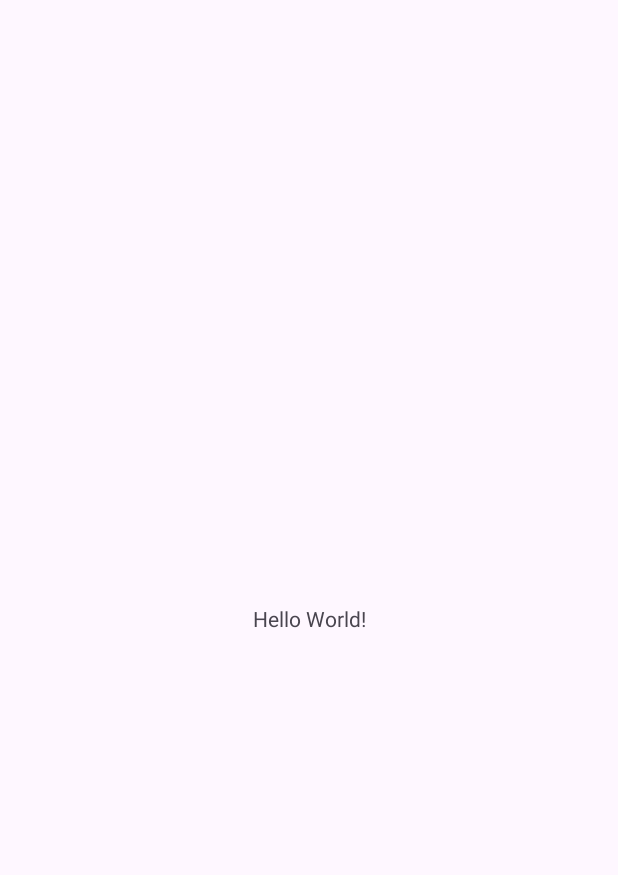
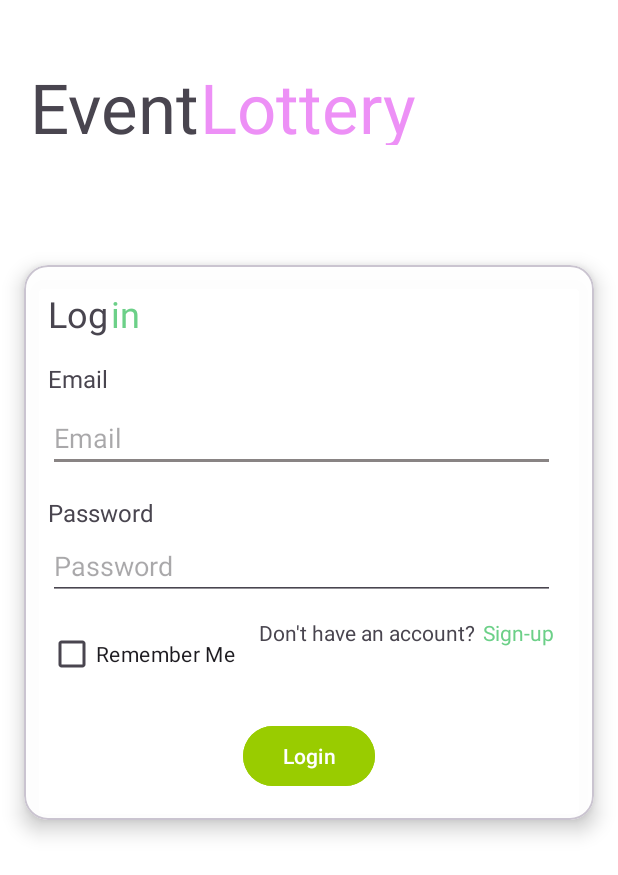
Before and after one commit to CMPUT301F25noodle/noodle-ramen, an Android app: the screen it shows after launch (MainActivity before the commit, LoginActivity after it), on a phone screen of 412 x 824 dp. Before the commit the part shown is almost empty. Shown: the top 875 px of the screen. Run offline under Robolectric (Android 15) with nearby library versions, the phone set to English and light mode, and no system bars; our stand-ins replace Firebase (no records; nobody signed in at launch, a user with empty details on screens opened directly).

Commit message:
Added backend + Firebase for login, added Remember Me + Sign Up to both XML and backend, cleaned up XML layout, and added login button

```diff
--- a/app/src/main/java/com/example/eventlottery/LoginActivity.java
+++ b/app/src/main/java/com/example/eventlottery/LoginActivity.java
@@ -1,29 +1,158 @@
 package com.example.eventlottery;
 
+import androidx.appcompat.app.AppCompatActivity;
+import android.os.Bundle;
+import android.text.TextUtils;
+import android.util.Patterns;
+import android.view.View;
+import android.widget.CheckBox;
+import android.widget.EditText;
+import android.widget.ProgressBar;
+import android.widget.TextView;
+import android.widget.Button;
+import android.widget.Toast;
+import android.content.SharedPreferences;
 
-import android.os.Bundle;
+import com.google.firebase.auth.FirebaseAuth;
+import com.google.firebase.auth.FirebaseAuthInvalidCredentialsException;
+import com.google.firebase.auth.FirebaseAuthInvalidUserException;
+import com.google.firebase.auth.FirebaseUser;
 
-import androidx.activity.EdgeToEdge;
-import androidx.appcompat.app.AppCompatActivity;
-import androidx.core.graphics.Insets;
-import androidx.core.view.ViewCompat;
-import androidx.core.view.WindowInsetsCompat;
-
-
-import androidx.appcompat.app.AppCompatActivity;
+/**
+ * loginactivity - handles user login
+ * created by: ibrahim
+ */
 
 public class LoginActivity extends AppCompatActivity {
+
+    private EditText emailField, passwordField;
+    private TextView signUpRedirect;
+    private Button loginButton;
+    private CheckBox rememberMe;
+    private ProgressBar progressBar;
+    private FirebaseAuth mAuth;
+
     @Override
     protected void onCreate(Bundle savedInstanceState) {
         super.onCreate(savedInstanceState);
-        EdgeToEdge.enable(this);
         setContentView(R.layout.login_activity);
 
-        ViewCompat.setOnApplyWindowInsetsListener(findViewById(R.id.login_screen), (v, insets) -> {
-            Insets systemBars = insets.getInsets(WindowInsetsCompat.Type.systemBars());
-            v.setPadding(systemBars.left, systemBars.top, systemBars.right, systemBars.bottom);
-            return insets;
+        mAuth = FirebaseAuth.getInstance();
+        initializeViews();
+        setupListeners();
+        checkRememberedUser();
+    }
+
+    /**
+     * connects xml elements with java
+     */
+    private void initializeViews() {
+        emailField = findViewById(R.id.editTextTextEmailAddress);
+        passwordField = findViewById(R.id.editTextTextPassword);
+        signUpRedirect = findViewById(R.id.textView5);
+        rememberMe = findViewById(R.id.checkboxRememberMe);
+        loginButton = findViewById(R.id.btn_login);
+        progressBar = findViewById(R.id.progressBar);
+        progressBar.setVisibility(View.GONE);
+    }
+
+    /**
+     * sets up button actions
+     */
+    private void setupListeners() {
+        loginButton.setOnClickListener(v -> handleLogin());
+
+        /**
+         * handles sign up redirect message
+         */
+        signUpRedirect.setOnClickListener(v -> {
+            showLoading(true);
+            Toast.makeText(this, "sign up page not implemented yet", Toast.LENGTH_SHORT).show();
+            signUpRedirect.postDelayed(() -> showLoading(false), 1000);
         });
     }
 
+    /**
+     * handles user login with firebase
+     */
+    private void handleLogin() {
+        String email = emailField.getText().toString().trim();
+        String password = passwordField.getText().toString().trim();
+
+        if (!validateInputs(email, password)) return;
+
+        showLoading(true);
+        mAuth.signInWithEmailAndPassword(email, password)
+                .addOnCompleteListener(this, task -> {
+                    showLoading(false);
+
+                    if (task.isSuccessful()) {
+                        FirebaseUser user = mAuth.getCurrentUser();
+                        if (user != null) {
+                            if (rememberMe.isChecked()) {
+                                saveLogin(email, password);
+                            }
+                            Toast.makeText(this, "login successful", Toast.LENGTH_SHORT).show();
+                        }
+                    } else {
+                        Exception e = task.getException();
+                        if (e instanceof FirebaseAuthInvalidUserException) {
+                            emailField.setError("no account found");
+                        } else if (e instanceof FirebaseAuthInvalidCredentialsException) {
+                            passwordField.setError("wrong password");
+                        } else {
+                            Toast.makeText(this, "login failed: " + e.getMessage(), Toast.LENGTH_LONG).show();
+                        }
+                    }
+                });
+    }
+
+    /**
+     * checks for valid inputs
+     */
+    private boolean validateInputs(String email, String password) {
+        if (TextUtils.isEmpty(email) || !Patterns.EMAIL_ADDRESS.matcher(email).matches()) {
+            emailField.setError("enter a valid email");
+            return false;
+        }
+        if (TextUtils.isEmpty(password)) {
+            passwordField.setError("enter password");
+            return false;
+        }
+        return true;
+    }
+
+    /**
+     * shows or hides progress bar
+     */
+    private void showLoading(boolean show) {
+        progressBar.setVisibility(show ? View.VISIBLE : View.GONE);
+        loginButton.setEnabled(!show);
+    }
+
+    /**
+     * saves login info if remember me is checked
+     */
+    private void saveLogin(String email, String password) {
+        SharedPreferences prefs = getSharedPreferences("LoginPrefs", MODE_PRIVATE);
+        SharedPreferences.Editor editor = prefs.edit();
+        editor.putString("email", email);
+        editor.putString("password", password);
+        editor.putBoolean("remember", true);
+        editor.apply();
+    }
+
+    /**
+     * checks if user info is saved
+     */
+    private void checkRememberedUser() {
+        SharedPreferences prefs = getSharedPreferences("LoginPrefs", MODE_PRIVATE);
+        if (prefs.getBoolean("remember", false)) {
+            String email = prefs.getString("email", "");
+            String password = prefs.getString("password", "");
+            emailField.setText(email);
+            passwordField.setText(password);
+            rememberMe.setChecked(true);
+        }
+    }
 }
--- a/app/src/main/res/layout/login_activity.xml
+++ b/app/src/main/res/layout/login_activity.xml
@@ -6,7 +6,6 @@
     android:layout_width="match_parent"
     android:layout_height="match_parent"
     android:background="#FfFfFf">
-
 
     <TextView
         android:id="@+id/textView2"
@@ -38,7 +37,7 @@
     <com.google.android.material.card.MaterialCardView
         android:id="@+id/materialCardView"
         android:layout_width="380dp"
-        android:layout_height="350dp"
+        android:layout_height="370dp"
         android:layout_margin="16dp"
         app:cardBackgroundColor="#F5FFFFFF"
         app:cardCornerRadius="16dp"
@@ -48,13 +47,11 @@
         app:layout_constraintHorizontal_bias="0.516"
         app:layout_constraintStart_toStartOf="parent"
         app:layout_constraintTop_toTopOf="parent"
-        app:layout_constraintVertical_bias="0.38">  <!-- Semi-transparent white -->
+        app:layout_constraintVertical_bias="0.38">
 
         <androidx.constraintlayout.widget.ConstraintLayout
             android:layout_width="match_parent"
-            android:layout_height="match_parent"
-            tools:layout_editor_absoluteX="-2dp"
-            tools:layout_editor_absoluteY="-8dp">
+            android:layout_height="match_parent">
 
             <TextView
                 android:id="@+id/login_log"
@@ -62,12 +59,10 @@
                 android:layout_height="wrap_content"
                 android:text="Log"
                 android:textSize="24sp"
-                app:layout_constraintBottom_toBottomOf="parent"
-                app:layout_constraintEnd_toEndOf="parent"
-                app:layout_constraintHorizontal_bias="0.061"
                 app:layout_constraintStart_toStartOf="parent"
                 app:layout_constraintTop_toTopOf="parent"
-                app:layout_constraintVertical_bias="0.05" />
+                android:layout_marginStart="16dp"
+                android:layout_marginTop="16dp" />
 
             <TextView
                 android:id="@+id/login_in"
@@ -77,12 +72,8 @@
                 android:text="in"
                 android:textColor="#6CD088"
                 android:textSize="24sp"
-                app:layout_constraintBottom_toBottomOf="parent"
-                app:layout_constraintEnd_toEndOf="parent"
-                app:layout_constraintHorizontal_bias="0.161"
-                app:layout_constraintStart_toStartOf="parent"
-                app:layout_constraintTop_toTopOf="parent"
-                app:layout_constraintVertical_bias="0.05" />
+                app:layout_constraintStart_toEndOf="@id/login_log"
+                app:layout_constraintTop_toTopOf="@id/login_log" />
 
             <TextView
                 android:id="@+id/email_title"
@@ -90,25 +81,11 @@
                 android:layout_height="wrap_content"
                 android:text="Email"
                 android:textSize="16sp"
-                app:layout_constraintBottom_toBottomOf="parent"
-                app:layout_constraintEnd_toEndOf="parent"
-                app:layout_constraintHorizontal_bias="0.044"
                 app:layout_constraintStart_toStartOf="parent"
-                app:layout_constraintTop_toTopOf="parent"
-                app:layout_constraintVertical_bias="0.262" />
-
-            <TextView
-                android:id="@+id/password_title"
-                android:layout_width="wrap_content"
-                android:layout_height="wrap_content"
-                android:text="Password"
-                android:textSize="16sp"
-                app:layout_constraintBottom_toBottomOf="parent"
-                app:layout_constraintEnd_toEndOf="parent"
-                app:layout_constraintHorizontal_bias="0.051"
-                app:layout_constraintStart_toStartOf="parent"
-                app:layout_constraintTop_toTopOf="parent"
-                app:layout_constraintVertical_bias="0.548" />
+                app:layout_constraintTop_toBottomOf="@+id/login_in"
+                android:layout_marginStart="16dp"
+                android:layout_marginTop="16dp"
+                android:labelFor="@id/editTextTextEmailAddress" />
 
             <EditText
                 android:id="@+id/editTextTextEmailAddress"
@@ -117,11 +94,24 @@
                 android:backgroundTint="#898484"
                 android:ems="10"
                 android:inputType="textEmailAddress"
-                app:layout_constraintBottom_toTopOf="@+id/password_title"
-                app:layout_constraintEnd_toEndOf="parent"
+                android:hint="Email"
+                android:autofillHints="emailAddress"
                 app:layout_constraintStart_toStartOf="parent"
                 app:layout_constraintTop_toBottomOf="@+id/email_title"
-                app:layout_constraintVertical_bias="0.0" />
+                android:layout_marginStart="16dp"
+                android:layout_marginTop="6dp" />
+
+            <TextView
+                android:id="@+id/password_title"
+                android:layout_width="wrap_content"
+                android:layout_height="wrap_content"
+                android:text="Password"
+                android:textSize="16sp"
+                app:layout_constraintStart_toStartOf="parent"
+                app:layout_constraintTop_toBottomOf="@+id/editTextTextEmailAddress"
+                android:layout_marginStart="16dp"
+                android:layout_marginTop="16dp"
+                android:labelFor="@id/editTextTextPassword" />
 
             <EditText
                 android:id="@+id/editTextTextPassword"
@@ -129,42 +119,65 @@
                 android:layout_height="41dp"
                 android:ems="10"
                 android:inputType="textPassword"
-                app:layout_constraintBottom_toBottomOf="parent"
-                app:layout_constraintEnd_toEndOf="parent"
+                android:hint="Password"
+                android:autofillHints="password"
                 app:layout_constraintStart_toStartOf="parent"
                 app:layout_constraintTop_toBottomOf="@+id/password_title"
-                app:layout_constraintVertical_bias="0.0" />
+                android:layout_marginStart="16dp"
+                android:layout_marginTop="6dp" />
+
+            <CheckBox
+                android:id="@+id/checkboxRememberMe"
+                android:layout_width="wrap_content"
+                android:layout_height="wrap_content"
+                android:text="Remember Me"
+                app:layout_constraintStart_toStartOf="parent"
+                app:layout_constraintTop_toBottomOf="@id/editTextTextPassword"
+                android:layout_marginStart="16dp"
+                android:layout_marginTop="12dp" />
 
             <TextView
                 android:id="@+id/noaccount_title"
                 android:layout_width="wrap_content"
                 android:layout_height="wrap_content"
                 android:text="Don't have an account?"
-                app:layout_constraintBottom_toBottomOf="parent"
-                app:layout_constraintEnd_toEndOf="parent"
-                app:layout_constraintHorizontal_bias="0.067"
-                app:layout_constraintStart_toStartOf="parent"
-                app:layout_constraintTop_toTopOf="parent"
-                app:layout_constraintVertical_bias="0.812" />
+                app:layout_constraintTop_toTopOf="@id/checkboxRememberMe"
+                app:layout_constraintStart_toEndOf="@id/checkboxRememberMe"
+                android:layout_marginStart="16dp" />
 
             <TextView
                 android:id="@+id/textView5"
                 android:layout_width="wrap_content"
                 android:layout_height="wrap_content"
-                android:layout_marginStart="5dp"
                 android:text="Sign-up"
-                app:layout_constraintBottom_toBottomOf="parent"
+                android:textColor="#6CD088"
+                app:layout_constraintStart_toEndOf="@id/noaccount_title"
+                app:layout_constraintBaseline_toBaselineOf="@id/noaccount_title"
+                android:layout_marginStart="5dp" />
+
+            <Button
+                android:id="@+id/btn_login"
+                android:layout_width="wrap_content"
+                android:layout_height="wrap_content"
+                android:text="Login"
+                android:textColor="@android:color/white"
+                android:backgroundTint="@android:color/holo_green_light"
+                app:layout_constraintTop_toBottomOf="@id/checkboxRememberMe"
+                app:layout_constraintStart_toStartOf="parent"
                 app:layout_constraintEnd_toEndOf="parent"
-                app:layout_constraintHorizontal_bias="0.023"
-                app:layout_constraintStart_toEndOf="@+id/noaccount_title"
-                app:layout_constraintTop_toTopOf="parent"
-                app:layout_constraintVertical_bias="0.812" />
+                android:layout_marginTop="20dp" />
+
+            <ProgressBar
+                android:id="@+id/progressBar"
+                style="?android:attr/progressBarStyleSmall"
+                android:layout_width="wrap_content"
+                android:layout_height="wrap_content"
+                android:visibility="gone"
+                app:layout_constraintTop_toBottomOf="@id/btn_login"
+                app:layout_constraintStart_toStartOf="parent"
+                app:layout_constraintEnd_toEndOf="parent"
+                android:layout_marginTop="8dp" />
 
         </androidx.constraintlayout.widget.ConstraintLayout>
-        <!-- Your content inside (Role buttons, Email, Password) -->
-
-
     </com.google.android.material.card.MaterialCardView>
-
-
 </androidx.constraintlayout.widget.ConstraintLayout>
```
Also changed, not shown: app/src/main/AndroidManifest.xml (+5 -2 lines).
